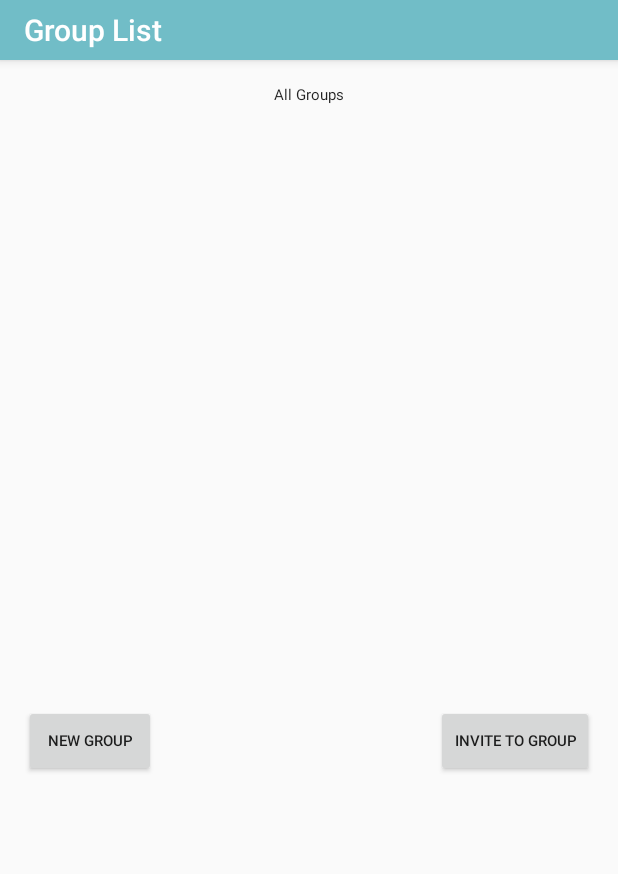
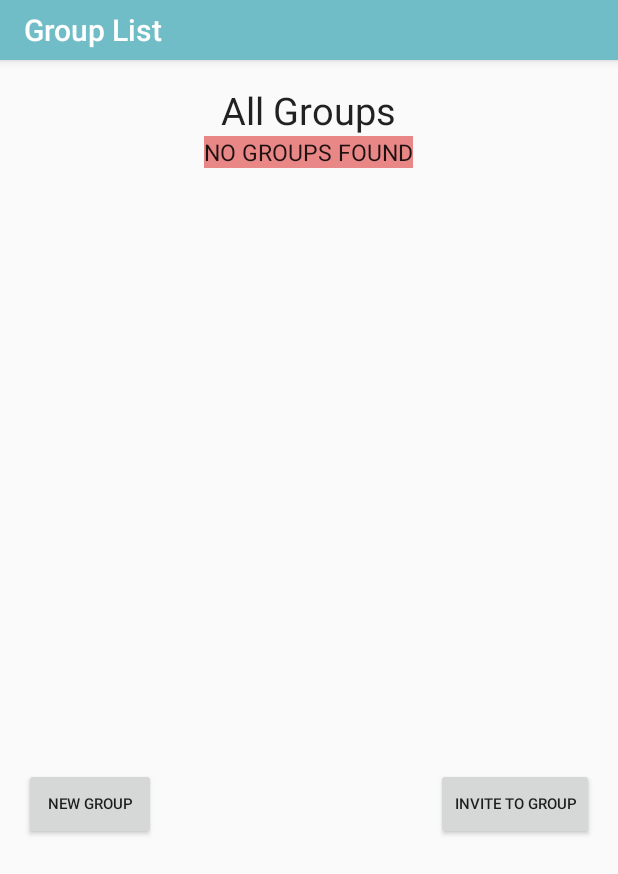
Before and after one commit to veereshr/rOOm-mobile-app, an Android app: the GroupList screen opened directly, with no data from a screen before it, on a phone screen of 412 x 824 dp. Shown: the top 874 px of the screen. Run offline under Robolectric (Android 15) with nearby library versions, the phone set to English and light mode, and no system bars.

Commit message:
Phase2_dipen_changeIn_Login_groupList_ViewTask

```diff
--- a/SmartScheduler/app/src/main/java/com/example/dips/smartscheduler/GroupList.java
+++ b/SmartScheduler/app/src/main/java/com/example/dips/smartscheduler/GroupList.java
@@ -9,6 +9,7 @@ import android.view.View;
 import android.widget.AdapterView;
 import android.widget.ArrayAdapter;
 import android.widget.ListView;
+import android.widget.TextView;
 
 import java.sql.Struct;
 import java.util.ArrayList;
@@ -21,15 +22,19 @@ public class GroupList extends AppCompatActivity {
         super.onCreate(savedInstanceState);
         setContentView(R.layout.activity_group_list);
 
-
+        //fetch phoneNumber through SharedPreferences
         SharedPreferences prefs = getSharedPreferences("Data", MODE_PRIVATE);
         int phoneNumber = prefs.getInt("phoneNumber", 1);
 
-        //populate list
+        //create DatabaseHelper
         DatabaseHelper dbHelper=new DatabaseHelper(this);
+        String[] groupNames=dbHelper.getGroupList(phoneNumber);
 
-
-        String[] groupNames=dbHelper.getGroupList(phoneNumber);
+        //set NOGROUPDATA text view visibilty property
+        TextView txtNoGroup= (TextView) findViewById(R.id.txtViewGroupData);
+        if(groupNames.length==0){
+            txtNoGroup.setVisibility(View.VISIBLE);
+        }
 
         //populate list
         ListView viewListTask=(ListView)findViewById(R.id.viewGroupListView);
@@ -44,6 +49,7 @@ public class GroupList extends AppCompatActivity {
 
         ArrayAdapter tasksAdapter= new ArrayAdapter<>(this, android.R.layout.simple_expandable_list_item_1, groupList) ;
         viewListTask.setAdapter(tasksAdapter);
+
         //set on click true
         viewListTask.setOnItemClickListener(new AdapterView.OnItemClickListener() {
             @Override
--- a/SmartScheduler/app/src/main/res/layout/activity_group_list.xml
+++ b/SmartScheduler/app/src/main/res/layout/activity_group_list.xml
@@ -9,6 +9,13 @@
     android:paddingTop="@dimen/activity_vertical_margin"
     tools:context="com.example.dips.smartscheduler.GroupList">
 
+    <LinearLayout
+        android:orientation="vertical"
+        android:layout_width="match_parent"
+        android:layout_height="match_parent"
+        android:layout_alignParentStart="true"
+        android:gravity="center_vertical|center_horizontal">
+
         <TextView
             android:layout_width="wrap_content"
             android:layout_height="wrap_content"
@@ -16,7 +23,19 @@
             android:text="All Groups"
             android:id="@+id/txtViewGroup"
             android:layout_alignParentTop="true"
-        android:layout_centerHorizontal="true" />
+            android:layout_centerHorizontal="true"
+            android:textSize="25dp" />
+
+        <TextView
+            android:layout_width="wrap_content"
+            android:layout_height="wrap_content"
+            android:textAppearance="?android:attr/textAppearanceLarge"
+            android:id="@+id/txtViewGroupData"
+            android:layout_gravity="center_horizontal"
+            android:text="NO GROUPS FOUND"
+            android:background="#e98787"
+            android:visibility="invisible"
+            android:textSize="@dimen/regular_font_size" />
 
         <ListView
             android:layout_width="wrap_content"
@@ -25,23 +44,35 @@
             android:layout_centerHorizontal="true"
             android:layout_below="@+id/txtViewGroup" />
 
+        <RelativeLayout
+            android:orientation="horizontal"
+            android:layout_width="match_parent"
+            android:layout_height="match_parent">
+
             <Button
                 android:layout_width="wrap_content"
                 android:layout_height="wrap_content"
                 android:text="New Group"
                 android:id="@+id/btnNewGroup"
                 android:layout_alignParentStart="true"
-        android:layout_below="@+id/viewGroupListView"
                 android:layout_alignBottom="@+id/btnInvToGroup"
-        android:onClick="NewGroupBtn"/>
+                android:onClick="NewGroupBtn"
+                android:foregroundGravity="left"
+                android:layout_alignParentLeft="true"
+                android:layout_marginLeft="0dp"
+                android:layout_alignParentTop="true"
+                android:layout_marginTop="0dp" />
 
             <Button
                 android:layout_width="wrap_content"
                 android:layout_height="wrap_content"
                 android:text="Invite To Group"
                 android:id="@+id/btnInvToGroup"
-        android:layout_below="@+id/viewGroupListView"
-        android:layout_alignEnd="@+id/viewGroupListView"
-        android:onClick="InvGroupBtn"/>
+                android:onClick="InvGroupBtn"
+                android:layout_marginLeft="176dp"
+                android:layout_alignParentTop="true"
+                android:layout_alignParentEnd="true" />
+        </RelativeLayout>
+    </LinearLayout>
 
 </RelativeLayout>
```
Also changed, not shown: SmartScheduler/app/src/main/java/com/example/dips/smartscheduler/LogIn.java (+13 -7 lines), SmartScheduler/app/src/main/java/com/example/dips/smartscheduler/ViewTask.java (+8 -0 lines), SmartScheduler/app/src/main/res/layout/activity_view_task.xml (+30 -6 lines). Lines whose indentation alone changed are shown as unchanged.
